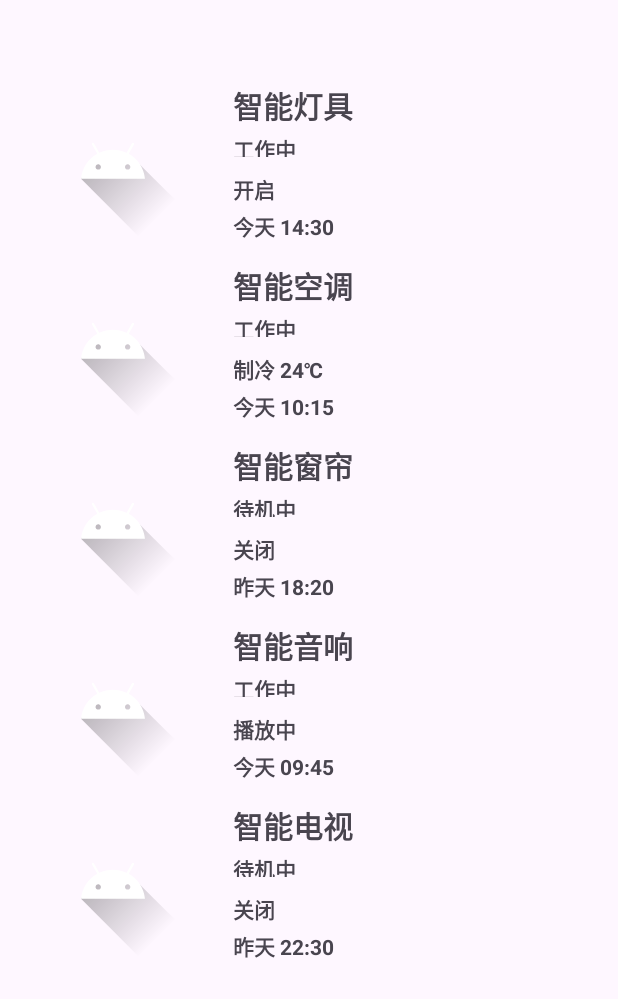
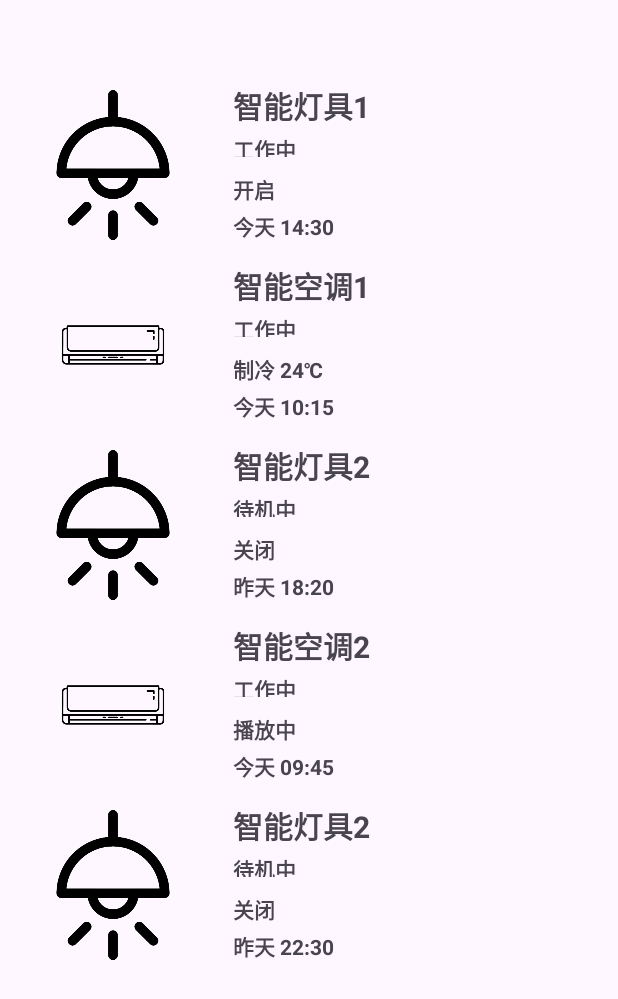
Before and after one commit to ytzuo/smart-home-demo-frontend, an Android app: the fragment HomeFragment shown on its own in the app's theme, on a phone screen of 412 x 824 dp. Shown: the top 999 px of the screen. Run offline under Robolectric (Android 15) with nearby library versions, the phone set to English and light mode, and no system bars.

Commit message:
修改了测试数据, 修改了FurnitureItem的数据成员

```diff
--- a/app/src/main/AndroidManifest.xml
+++ b/app/src/main/AndroidManifest.xml
@@ -23,7 +23,7 @@
         android:supportsRtl="true"
         android:theme="@style/Theme.SmartHomeDemo">
         <activity
-            android:name=".SpecificFurnitureActivity"
+            android:name=".MainActivity"
             android:exported="true">
             <intent-filter>
                 <action android:name="android.intent.action.MAIN" />
--- a/app/src/main/java/com/SmartHome/SmartHomeDemo/fragments/HomeFragment/FurnitureItem.java
+++ b/app/src/main/java/com/SmartHome/SmartHomeDemo/fragments/HomeFragment/FurnitureItem.java
@@ -1,7 +1,8 @@
 package com.SmartHome.SmartHomeDemo.fragments.HomeFragment;
 
 public class FurnitureItem {
-    private String name;
+    private String deviceId;
+    private String deviceType;
     private String workingStatus;
     private String status;
     private String time;
@@ -44,20 +45,26 @@ public class FurnitureItem {
         this.lightPercent = lightPercent;
     }
 
-    public FurnitureItem(String name, String workingStatus, String status, String time, int imageResource) {
-        this.name = name;
+    public FurnitureItem(String name, String deviceType, String workingStatus, String status, String time, int imageResource,
+                         float acTemp, String acStatus, boolean lightOn, float lightPercent) {
+        this.deviceId = name;
+        this.deviceType = deviceType;
         this.workingStatus = workingStatus;
         this.status = status;
         this.time = time;
         this.imageResource = imageResource;
+        this.acTemp = acTemp;
+        this.acStatus = acStatus;
+        this.lightOn = lightOn;
+        this.lightPercent = lightPercent;
     }
 
-    public String getName() {
-        return name;
+    public String getDeviceId() {
+        return deviceId;
     }
 
-    public void setName(String name) {
-        this.name = name;
+    public void setDeviceId(String deviceId) {
+        this.deviceId = deviceId;
     }
 
     public String getWorkingStatus() {
@@ -91,4 +98,13 @@ public class FurnitureItem {
     public void setImageResource(int imageResource) {
         this.imageResource = imageResource;
     }
+
+    public String getDeviceType() {
+        return deviceType;
+    }
+
+    public void setDeviceType(String deviceType) {
+        this.deviceType = deviceType;
+    }
+
 }
--- a/app/src/main/java/com/SmartHome/SmartHomeDemo/fragments/HomeFragment/HomeAdapter.java
+++ b/app/src/main/java/com/SmartHome/SmartHomeDemo/fragments/HomeFragment/HomeAdapter.java
@@ -8,7 +8,6 @@ import android.widget.TextView;
 import androidx.annotation.NonNull;
 import androidx.recyclerview.widget.RecyclerView;
 import com.SmartHome.SmartHomeDemo.R;
-import com.SmartHome.SmartHomeDemo.fragments.LogFragment.LogItem;
 
 import java.util.List;
 
@@ -69,7 +68,7 @@ public class HomeAdapter extends RecyclerView.Adapter<HomeAdapter.ViewHolder> {
 
         public void bind(final FurnitureItem item, final OnItemClickListener listener, final int position) {
             itemImage.setImageResource(item.getImageResource());
-            nameText.setText(item.getName());
+            nameText.setText(item.getDeviceId());
             workingText.setText(item.getWorkingStatus());
             statusText.setText(item.getStatus());
             timeText.setText(item.getTime());
--- a/app/src/main/java/com/SmartHome/SmartHomeDemo/fragments/HomeFragment/HomeFragment.java
+++ b/app/src/main/java/com/SmartHome/SmartHomeDemo/fragments/HomeFragment/HomeFragment.java
@@ -50,7 +50,7 @@ public class HomeFragment extends Fragment {
         adapter.setOnItemClickListener(new HomeAdapter.OnItemClickListener() {
             @Override
             public void onItemClick(FurnitureItem item, int position) {
-                Toast.makeText(getContext(), "点击了: " + item.getName(), Toast.LENGTH_SHORT).show();
+                Toast.makeText(getContext(), "点击了: " + item.getDeviceId(), Toast.LENGTH_SHORT).show();
             }
         });
 
--- a/app/src/main/java/com/SmartHome/SmartHomeDemo/fragments/HomeFragment/HomeViewModel.java
+++ b/app/src/main/java/com/SmartHome/SmartHomeDemo/fragments/HomeFragment/HomeViewModel.java
@@ -19,11 +19,21 @@ public class HomeViewModel extends ViewModel {
         furnitureListLiveData = new MutableLiveData<>(furnitureList);
 
         //初始化测试数据
-        furnitureList.add(new FurnitureItem("智能灯具", "工作中", "开启", "今天 14:30", R.drawable.ic_launcher_foreground));
-        furnitureList.add(new FurnitureItem("智能空调", "工作中", "制冷 24℃", "今天 10:15", R.drawable.ic_launcher_foreground));
-        furnitureList.add(new FurnitureItem("智能窗帘", "待机中", "关闭", "昨天 18:20", R.drawable.ic_launcher_foreground));
-        furnitureList.add(new FurnitureItem("智能音响", "工作中", "播放中", "今天 09:45", R.drawable.ic_launcher_foreground));
-        furnitureList.add(new FurnitureItem("智能电视", "待机中", "关闭", "昨天 22:30", R.drawable.ic_launcher_foreground));
+        furnitureList.add(new FurnitureItem(
+                "智能灯具1", "light", "工作中", "开启", "今天 14:30", R.drawable.light,
+                0, "0000", true, 80));
+        furnitureList.add(new FurnitureItem(
+                "智能空调1", "air_conditioner", "工作中", "制冷 24℃", "今天 10:15", R.drawable.air_conditioner,
+                27, "1001", false, 0));
+        furnitureList.add(new FurnitureItem(
+                "智能灯具2", "light", "待机中", "关闭", "昨天 18:20", R.drawable.light,
+                0, "0000", false, 70));
+        furnitureList.add(new FurnitureItem(
+                "智能空调2", "air_conditioner", "工作中", "播放中", "今天 09:45", R.drawable.air_conditioner,
+                25, "1011", false, 0));
+        furnitureList.add(new FurnitureItem(
+                "智能灯具2", "light", "待机中", "关闭", "昨天 22:30", R.drawable.light,
+                0, "0000", false, 0));
         furnitureListLiveData.setValue(furnitureList);
     }
 
--- a/app/src/main/java/idl/SmartDemo03/AlertMedia.java
+++ b/app/src/main/java/idl/SmartDemo03/AlertMedia.java
@@ -9,7 +9,7 @@ public class AlertMedia{
     public int total_size = 0;// @ID(4)
     public int chunk_seq = 0;// @ID(5)
     public int chunk_size = 0;// @ID(6)
-    public SmartDemo03.Blob chunk = new SmartDemo03.Blob();// @ID(7)
+    public Blob chunk = new Blob();// @ID(7)
 
     public AlertMedia(){
 
```
